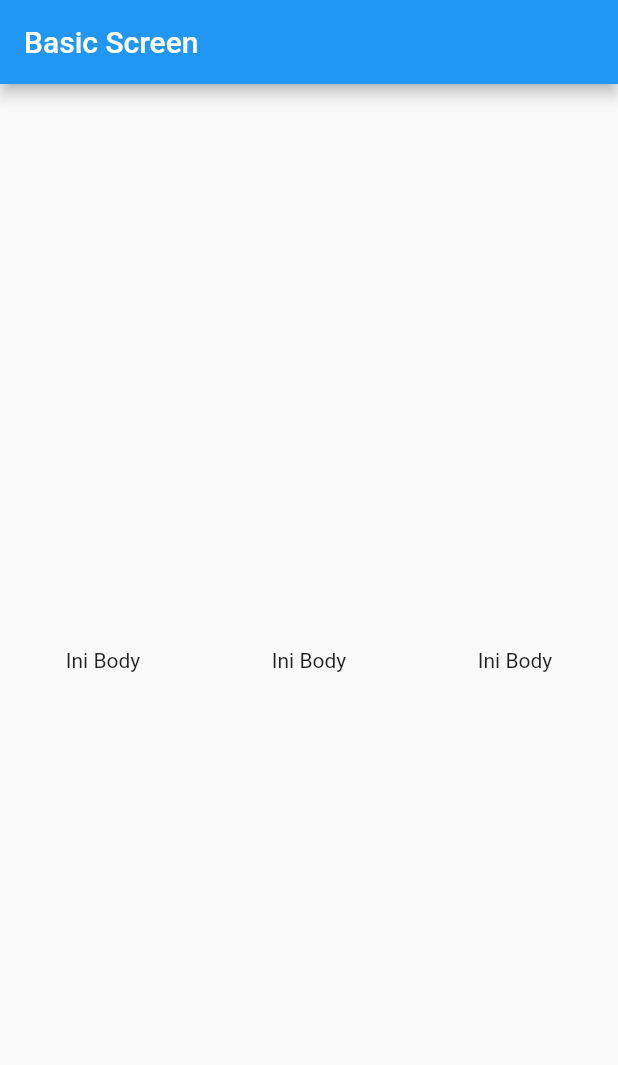
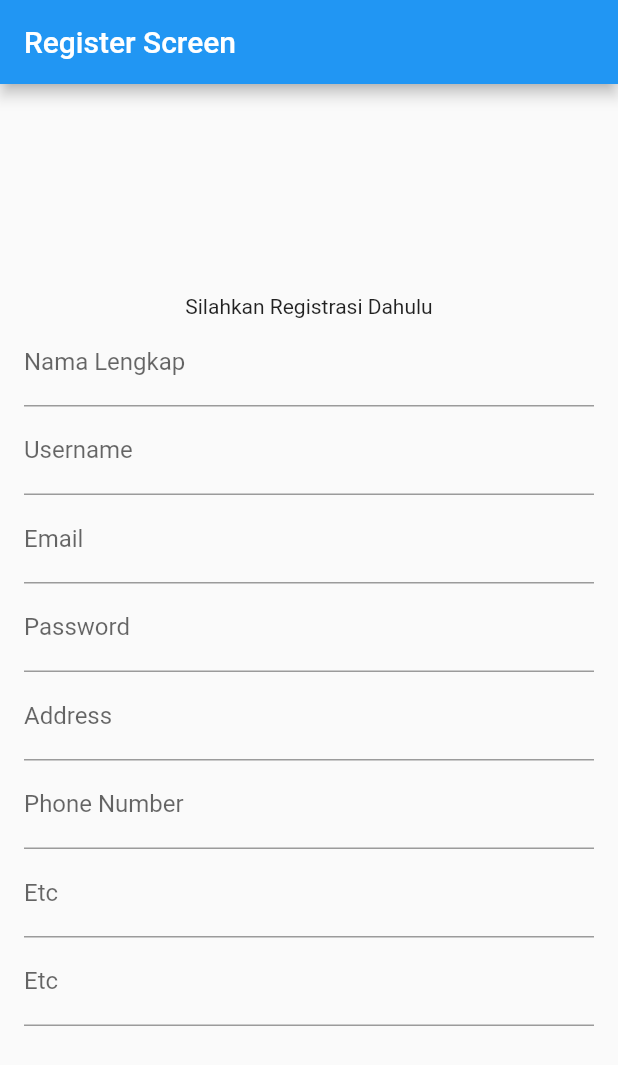
Before and after one commit to ipls/flutter, a Flutter app: the screen it shows after launch, on a phone screen of 412 x 824 dp. Shown: the top 1065 px of the screen. Run offline on Flutter 3.47's test engine with Material 2 defaults, Android fonts, the phone set to English and light mode, and no system bars.

```diff
--- a/lib/main.dart
+++ b/lib/main.dart
@@ -1,4 +1,5 @@
 import 'package:belajar_no1/basic_screen.dart';
+import 'package:belajar_no1/register_screen.dart';
 import 'package:flutter/material.dart';
 
 void main() {
@@ -25,7 +26,7 @@ class MyApp extends StatelessWidget {
         // is not restarted.
         primarySwatch: Colors.blue,
       ),
-      home: const BasicScreen(),
+      home: const RegisterScreen(),
     );
   }
 }
--- /dev/null
+++ b/lib/register_screen.dart
@@ -0,0 +1,48 @@
+import 'package:flutter/material.dart';
+
+class RegisterScreen extends StatelessWidget {
+  const RegisterScreen({Key? key}) : super(key: key);
+
+  @override
+  Widget build(BuildContext context) {
+    return Scaffold(
+      appBar: AppBar(title: Text("Register Screen"),),
+      body: Center(child: SingleChildScrollView(
+        child: Container(
+            padding: const EdgeInsets.all(16),
+            child: Column(
+              children: [
+                Text("Silahkan Registrasi Dahulu"),
+                TextFormField(
+                  decoration: InputDecoration(label: Text("Nama Lengkap")),
+                ),
+                TextFormField(
+                  decoration: InputDecoration(label: Text("Username")),
+                ),
+                TextFormField(
+                  keyboardType: TextInputType.emailAddress,
+                  decoration: InputDecoration(label: Text("Email")),
+                ),
+                TextFormField(
+                  obscureText: true,
+                  decoration: InputDecoration(label: Text("Password")),
+                ),
+                TextFormField(
+                  decoration: InputDecoration(label: Text("Address")),
+                ),
+                TextFormField(
+                  keyboardType: TextInputType.phone,
+                  decoration: InputDecoration(label: Text("Phone Number")),
+                ),
+                TextFormField(
+                  decoration: InputDecoration(label: Text("Etc")),
+                ),
+                TextFormField(
+                  decoration: InputDecoration(label: Text("Etc")),
+                ),
+              ],
+            )),
+      ),),
+    );
+  }
+}
```
